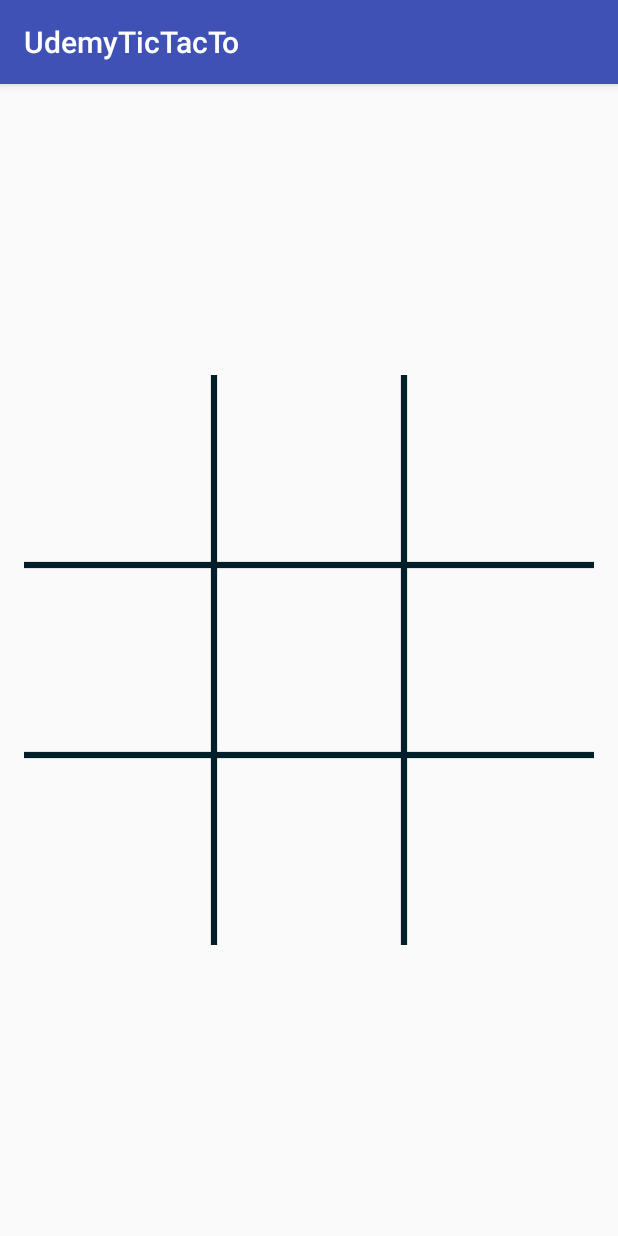
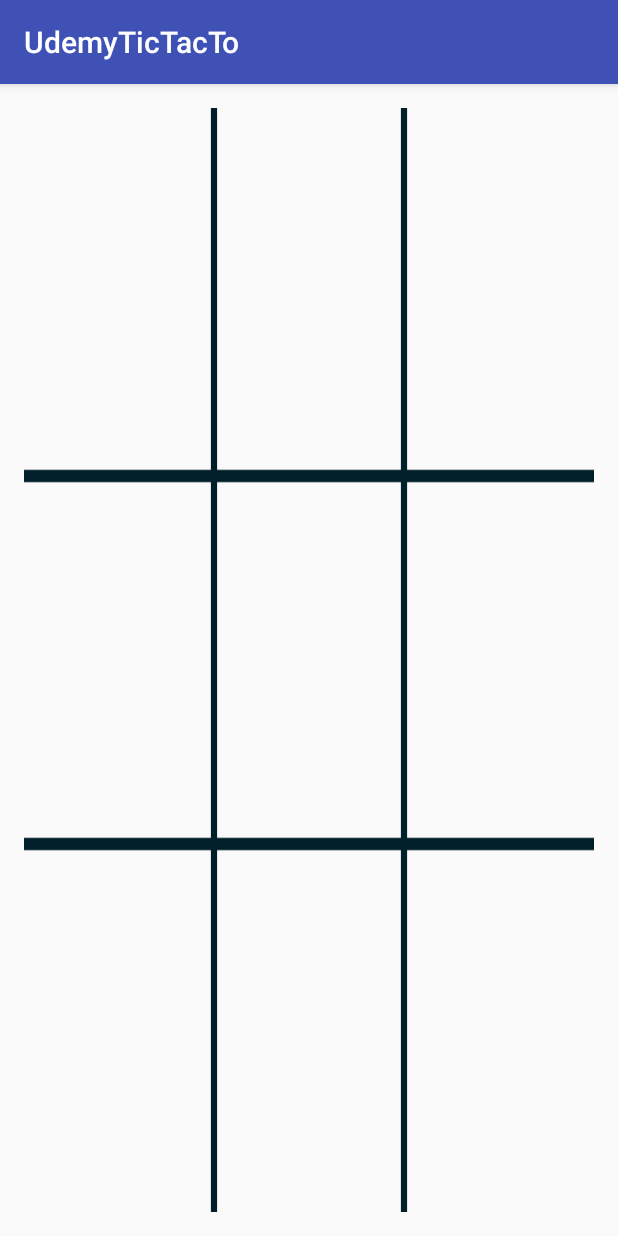
Before and after one commit to mattcmf/UdemyTicTacTo, an Android app: the screen it shows after launch (MainActivity), on a phone screen of 412 x 824 dp. Run offline under Robolectric (Android 15) with nearby library versions, the phone set to English and light mode, and no system bars; 3 statements that could not run were skipped.

Commit message:
Set gridview background to game board

```diff
--- a/app/src/main/java/demos/udemytictacto/MainActivity.java
+++ b/app/src/main/java/demos/udemytictacto/MainActivity.java
@@ -48,8 +48,6 @@ public class MainActivity extends AppCompatActivity {
     private GoogleApiClient client;
 
     //TODO: Need to update layout to use grid view and align counters using padding
-
-    //TODO: Need to set gridview background to game board
 
     @Override
     protected void onCreate(Bundle savedInstanceState) {
--- a/app/src/main/res/layout/activity_main.xml
+++ b/app/src/main/res/layout/activity_main.xml
@@ -10,6 +10,15 @@
     android:paddingRight="@dimen/activity_horizontal_margin"
     android:paddingTop="@dimen/activity_vertical_margin"
     tools:context="demos.udemytictacto.MainActivity">
+
+    <GridLayout
+        android:layout_width="match_parent"
+        android:layout_height="match_parent"
+        android:layout_alignParentTop="true"
+        android:columnCount="3"
+        android:rowCount="3"
+        android:layout_alignParentEnd="true"
+        android:background="@drawable/grid">
 
         <ImageView
             android:layout_width="wrap_content"
@@ -28,28 +37,6 @@
 
             android:alpha="0"
             android:onClick="PlaceCounter" />
-
-    <ImageView
-        android:layout_width="match_parent"
-        android:layout_height="match_parent"
-        app:srcCompat="@drawable/grid"
-        android:id="@+id/imgGrid"
-        android:layout_alignParentTop="true"
-        android:layout_alignParentStart="true" />
-
-    <ImageView
-        android:layout_width="wrap_content"
-        android:layout_height="wrap_content"
-        app:srcCompat="@drawable/grumpycat"
-        android:adjustViewBounds="true"
-        android:maxWidth="110dp"
-        android:maxHeight="110dp"
-        android:scaleType="fitCenter"
-        android:id="@+id/grumpyCatLeftBottom"
-        android:layout_weight="1"
-        android:layout_alignBottom="@+id/gridLeftBottom"
-        android:layout_alignParentStart="true"
-        />
 
         <ImageView
             android:layout_width="wrap_content"
@@ -270,4 +257,19 @@
             android:layout_alignTop="@+id/gridRightBottom"
             android:layout_alignParentEnd="true" />
 
+        <ImageView
+            android:layout_width="wrap_content"
+            android:layout_height="wrap_content"
+            app:srcCompat="@drawable/grumpycat"
+            android:adjustViewBounds="true"
+            android:maxWidth="110dp"
+            android:maxHeight="110dp"
+            android:scaleType="fitCenter"
+            android:id="@+id/grumpyCatLeftBottom"
+            android:layout_weight="1"
+            android:layout_alignBottom="@+id/gridLeftBottom"
+            android:layout_alignParentStart="true"
+            />
+    </GridLayout>
+
 </RelativeLayout>
```
Lines whose indentation alone changed are shown as unchanged.
